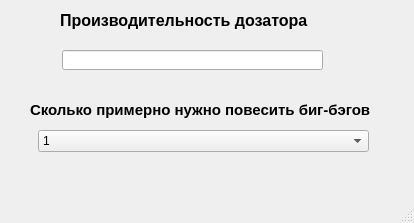
This is bumk_menu.ui in Fylew/Pyqt5 as Qt 5 draws it before an edit. The edited form follows.
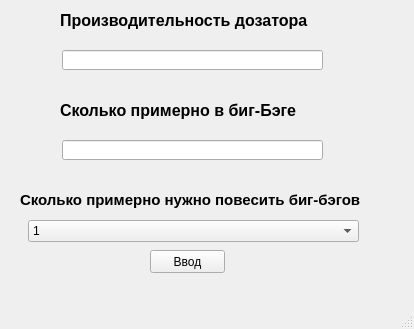
This is the edited form.

```diff
--- a/bumk_menu.ui
+++ b/bumk_menu.ui
@@ -7,7 +7,7 @@
     <x>0</x>
     <y>0</y>
     <width>414</width>
-    <height>223</height>
+    <height>329</height>
    </rect>
   </property>
   <property name="windowTitle">
@@ -37,8 +37,8 @@
    <widget class="QLabel" name="label_3">
     <property name="geometry">
      <rect>
-      <x>30</x>
-      <y>100</y>
+      <x>20</x>
+      <y>190</y>
       <width>351</width>
       <height>20</height>
      </rect>
@@ -67,8 +67,8 @@
    <widget class="QComboBox" name="comboBox">
     <property name="geometry">
      <rect>
-      <x>38</x>
-      <y>130</y>
+      <x>28</x>
+      <y>220</y>
       <width>331</width>
       <height>22</height>
      </rect>
@@ -124,6 +124,52 @@
      </property>
     </item>
    </widget>
+   <widget class="QPushButton" name="pushButton">
+    <property name="geometry">
+     <rect>
+      <x>150</x>
+      <y>250</y>
+      <width>75</width>
+      <height>23</height>
+     </rect>
+    </property>
+    <property name="text">
+     <string>Ввод</string>
+    </property>
+   </widget>
+   <widget class="QLineEdit" name="lineEdit_2">
+    <property name="geometry">
+     <rect>
+      <x>62</x>
+      <y>140</y>
+      <width>261</width>
+      <height>20</height>
+     </rect>
+    </property>
+    <property name="text">
+     <string/>
+    </property>
+   </widget>
+   <widget class="QLabel" name="label_2">
+    <property name="geometry">
+     <rect>
+      <x>60</x>
+      <y>100</y>
+      <width>271</width>
+      <height>20</height>
+     </rect>
+    </property>
+    <property name="font">
+     <font>
+      <pointsize>12</pointsize>
+      <weight>75</weight>
+      <bold>true</bold>
+     </font>
+    </property>
+    <property name="text">
+     <string>Сколько примерно в биг-Бэге</string>
+    </property>
+   </widget>
   </widget>
   <widget class="QMenuBar" name="menubar">
    <property name="geometry">
```
